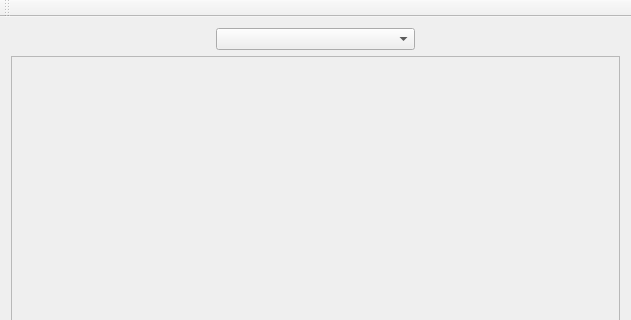
Qt form mainwindow.ui (MargaritaGolubeva/ImagePyramid) before a commit; both pictures show x 0 to 631 and y 0 to 320 of the 631 by 592 pixel window.
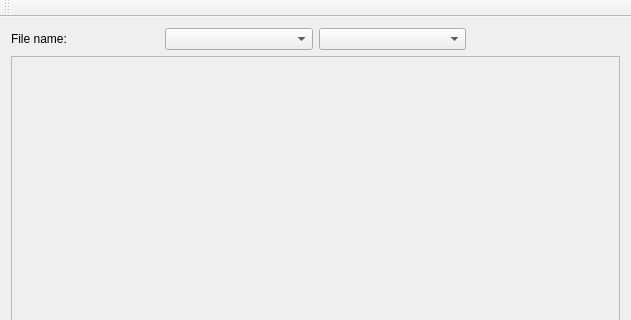
The same form after that commit.

Commit message: Added switching between open files.

Diff of the .ui file:
```diff
--- a/mainwindow.ui
+++ b/mainwindow.ui
@@ -29,10 +29,13 @@
         <item>
          <widget class="QLabel" name="labelImageName">
           <property name="text">
-           <string/>
+           <string>File name:</string>
           </property>
          </widget>
         </item>
+        <item>
+         <widget class="QComboBox" name="comboBoxFile"/>
+        </item>
         <item>
          <widget class="QComboBox" name="comboBoxLayer"/>
         </item>
```
The commit also changes 2 other files.
